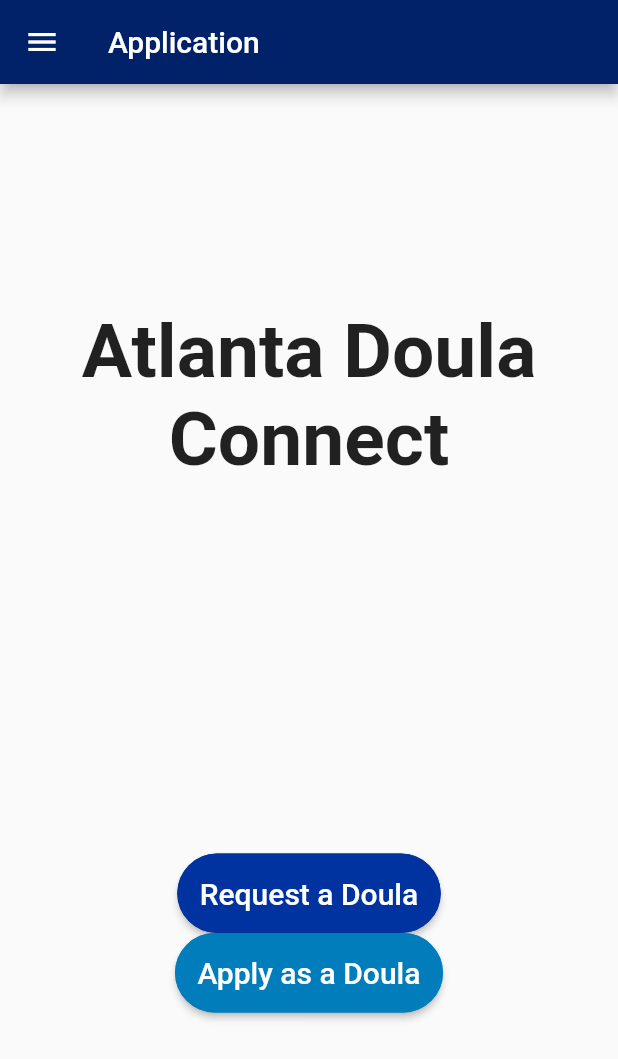
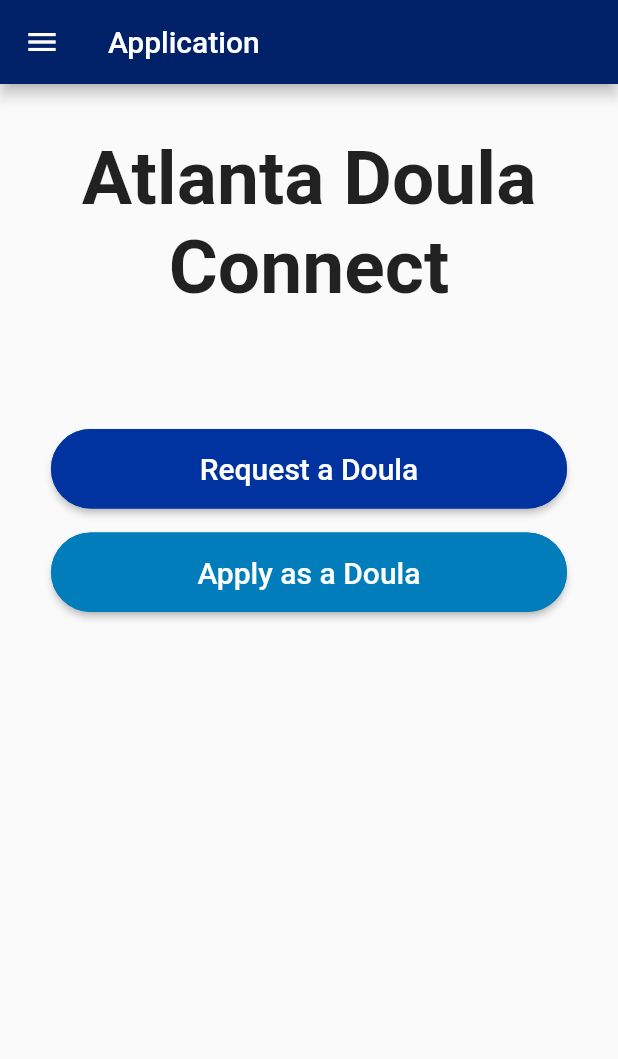
Before and after one commit to atlantadoulaconnect/adc-app, a Flutter app: the AppTypeScreen screen opened directly with empty values, on a phone screen of 412 x 824 dp. Shown: the top 1059 px of the screen. Run offline on Flutter 3.47's test engine with Material 2 defaults, Android fonts, the phone set to English and light mode, and no system bars; our stand-ins replace async_redux, cloud_firestore, firebase_auth; missing offline and left inert: calendarro; accounts and stored records are empty.

Commit message:
Formatted buttons in sign up page

```diff
--- a/adc_app/lib/frontend/screens/application/appTypeScreen.dart
+++ b/adc_app/lib/frontend/screens/application/appTypeScreen.dart
@@ -22,17 +22,21 @@ class AppTypeScreen extends StatelessWidget {
         body: Padding(
             padding: const EdgeInsets.all(26.0),
             child: Center(
-                child: Column(
+                child: ListView(
               children: <Widget>[
-                Spacer(flex: 1),
-                Text("Atlanta Doula Connect",
+                Padding(
+                  padding: const EdgeInsets.all(8.0),
+                  child: Text("Atlanta Doula Connect",
                       textAlign: TextAlign.center,
                       style: TextStyle(
                         fontSize: 50.0,
                         fontWeight: FontWeight.bold,
                       )),
-                Spacer(flex: 2),
-                RaisedButton(
+                ),
+
+                Padding(
+                  padding: const EdgeInsets.fromLTRB(8, 70, 8, 8),
+                  child: RaisedButton(
                       shape: RoundedRectangleBorder(
                         borderRadius: new BorderRadius.circular(50.0),
                         side: BorderSide(color: themeColors['mediumBlue']),
@@ -54,7 +58,11 @@ class AppTypeScreen extends StatelessWidget {
                         updateClient(user);
                         toClientApp();
                       }),
-                RaisedButton(
+                ),
+
+                Padding(
+                  padding: const EdgeInsets.all(8.0),
+                  child: RaisedButton(
                       shape: RoundedRectangleBorder(
                           borderRadius: new BorderRadius.circular(50.0),
                           side: BorderSide(color: themeColors['lightBlue'])),
@@ -74,7 +82,12 @@ class AppTypeScreen extends StatelessWidget {
                         updateDoula(user);
                         toDoulaApp();
                       }),
-                Spacer(flex: 1),
+                ),
+
+
+
+
+
               ],
             ))));
   }
```
Lines whose indentation alone changed are shown as unchanged.
